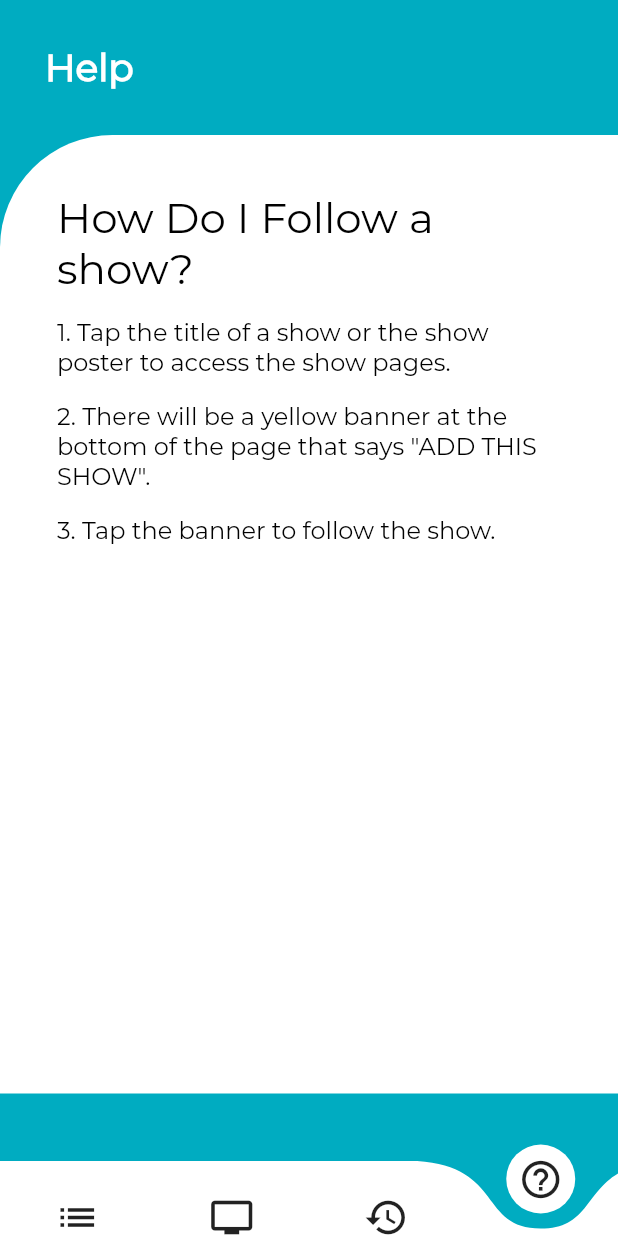
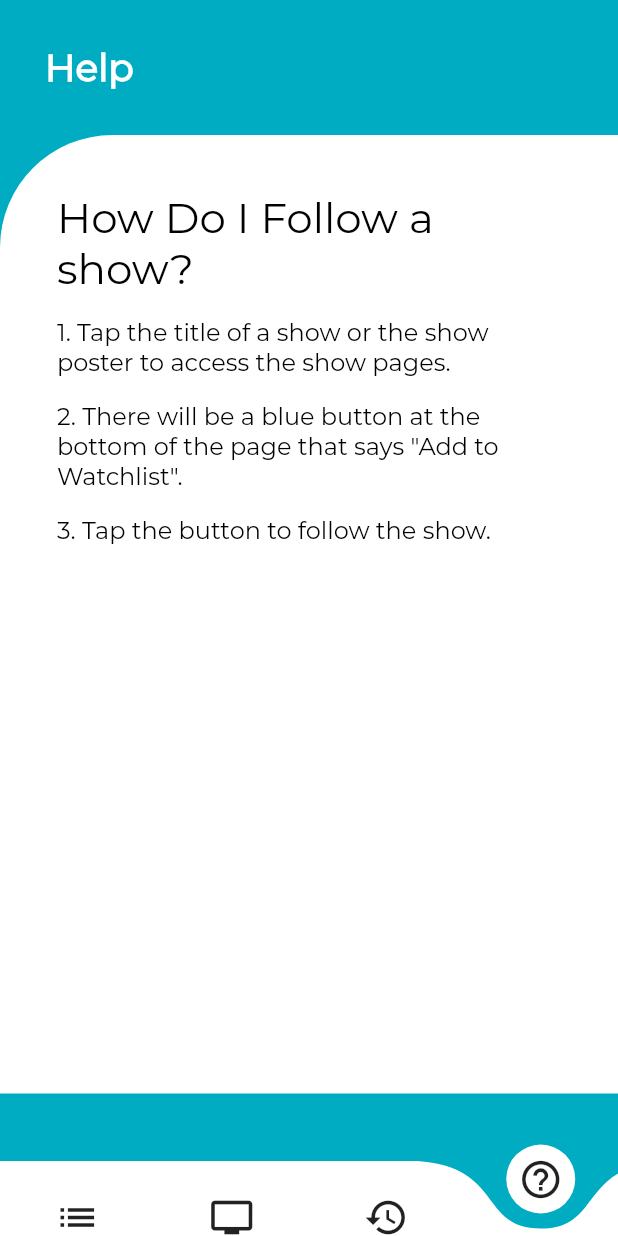
Before and after one commit to Lojini/TVShowReminder, a Flutter app: the screen it shows after launch, item 4 of the bottom bar chosen, on a phone screen of 412 x 824 dp. Run offline on Flutter 3.47's test engine with Material 2 defaults, Android fonts, the phone set to English and light mode, and no system bars; drawn by our look-alikes of curved_navigation_bar; our stand-ins replace cloud_firestore, flutter_swiper; accounts and stored records are empty; network calls fail; project files that could hold a hidden picture were left out.

```diff
--- a/lib/ui/help.dart
+++ b/lib/ui/help.dart
@@ -1,11 +1,14 @@
 import 'package:flutter/material.dart';
 import '../main.dart';
 
+// Start HelpPage
 class HelpPage extends StatefulWidget{
   @override
   _HelpPageState createState()=> _HelpPageState();
 }
+// End HelpPage
 
+// Start _HelpPageState
 class _HelpPageState extends State<HelpPage>{
   @override
   Widget build(BuildContext context) {
@@ -28,7 +31,7 @@ class _HelpPageState extends State<HelpPage>{
     final second = Padding(
       padding: EdgeInsets.all(8.0),
       child: Text(
-        '2. There will be a yellow banner at the bottom of the page that says "ADD THIS SHOW".',
+        '2. There will be a blue button at the bottom of the page that says "Add to Watchlist".',
         style: TextStyle(fontSize: 16.0, fontFamily:'Montserrat',color: Colors.black),
       ),
     );
@@ -36,7 +39,7 @@ class _HelpPageState extends State<HelpPage>{
     final third = Padding(
       padding: EdgeInsets.all(8.0),
       child: Text(
-        '3. Tap the banner to follow the show.',
+        '3. Tap the button to follow the show.',
         style: TextStyle(fontSize: 16.0, fontFamily:'Montserrat',color: Colors.black),
       ),
     );
@@ -57,3 +60,5 @@ class _HelpPageState extends State<HelpPage>{
     ));
   }
 }
+
+// Start _HelpPageState
```
Also changed, not shown: lib/ui/showDetails.dart (+35 -13 lines), lib/ui/tvshowlist.dart (+22 -10 lines).
